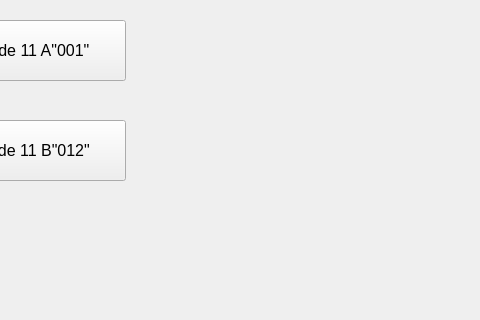
First picture: the form in Group4/listclass.ui, repository Assignment-C/UI-APP, before the edit; both pictures show x 355 to 835 and y 0 to 320 of the 835 by 631 pixel window.
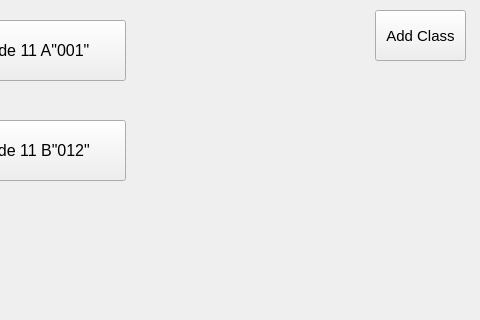
Second picture: the form after the edit.

```diff
--- a/Group4/listclass.ui
+++ b/Group4/listclass.ui
@@ -85,6 +85,24 @@
     <string>Grade 11 B&quot;012&quot;</string>
    </property>
   </widget>
+  <widget class="QPushButton" name="pushButton_5">
+   <property name="geometry">
+    <rect>
+     <x>730</x>
+     <y>10</y>
+     <width>91</width>
+     <height>51</height>
+    </rect>
+   </property>
+   <property name="font">
+    <font>
+     <pointsize>11</pointsize>
+    </font>
+   </property>
+   <property name="text">
+    <string>Add Class</string>
+   </property>
+  </widget>
  </widget>
  <resources/>
  <connections/>
```
Left out of the diff: 22 changed lines with no effect on the pictures.
